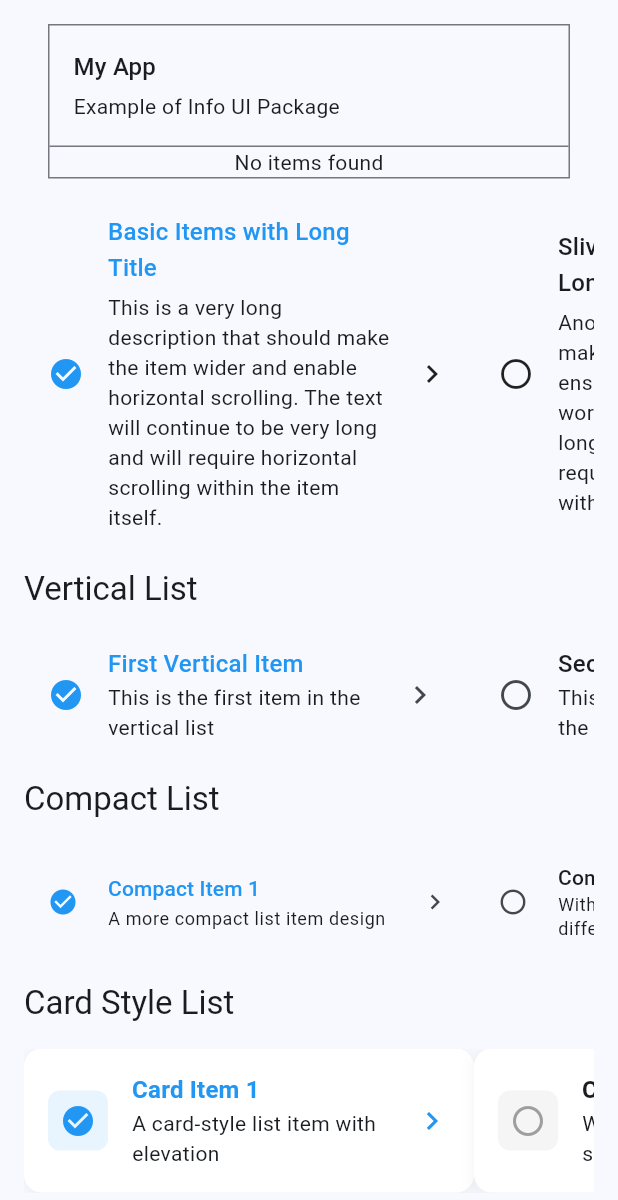
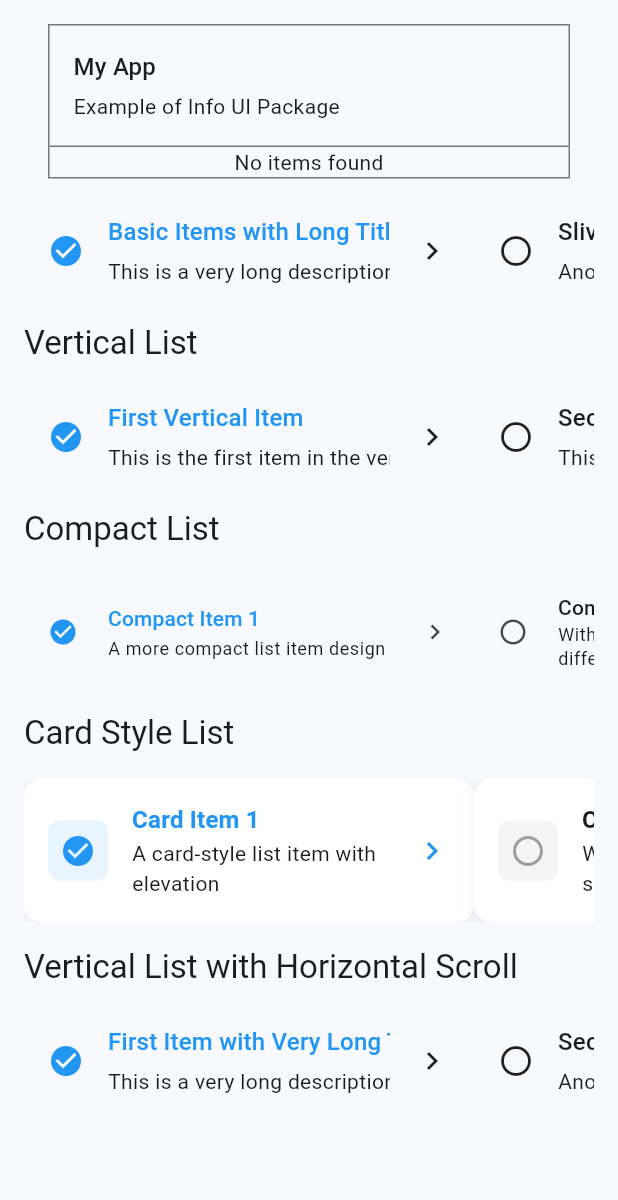
Before and after one commit to tokkaiiii/flutter_list_ui, a Flutter app: the screen it shows after launch, on a phone screen of 412 x 824 dp. Shown: the top 1200 px of the screen. Run offline on Flutter 3.47's test engine with Material 3 defaults, Android fonts, the phone set to English and light mode, and no system bars; our stand-ins replace flutter_riverpod.

Commit message:
feat update

```diff
--- a/example/lib/main.dart
+++ b/example/lib/main.dart
@@ -80,9 +80,7 @@ class MyInfo extends StatelessWidget {
               ),
             ],
             useSliver: true,
-            buildItem: (item) => SizedBox(
-              width: 300,
-              child: Padding(
+            buildItem: (item) => Padding(
               padding: const EdgeInsets.symmetric(horizontal: 16.0, vertical: 8.0),
               child: Row(
                 children: [
@@ -95,16 +93,22 @@ class MyInfo extends StatelessWidget {
                     child: Column(
                       crossAxisAlignment: CrossAxisAlignment.start,
                       children: [
-                          Text(
+                        SingleChildScrollView(
+                          scrollDirection: Axis.horizontal,
+                          child: Text(
                             item.name,
                             style: Theme.of(context).textTheme.titleMedium?.copyWith(
                                   color: item.isActive ? Colors.blue : null,
                                 ),
                           ),
+                        ),
                         const SizedBox(height: 4),
-                          Text(
+                        SingleChildScrollView(
+                          scrollDirection: Axis.horizontal,
+                          child: Text(
                             item.description,
                             style: Theme.of(context).textTheme.bodyMedium,
+                          ),
                         ),
                       ],
                     ),
@@ -112,7 +116,6 @@ class MyInfo extends StatelessWidget {
                   const SizedBox(width: 16),
                   const Icon(Icons.chevron_right),
                 ],
-                ),
               ),
             ),
           ),
@@ -157,22 +160,43 @@ class MyInfo extends StatelessWidget {
               ),
             ],
             useSliver: true,
-            buildItem: (item) => ListTile(
-              title: Text(
+            buildItem: (item) => Padding(
+              padding: const EdgeInsets.symmetric(horizontal: 16.0, vertical: 8.0),
+              child: Row(
+                children: [
+                  Icon(
+                    item.isActive ? Icons.check_circle : Icons.circle_outlined,
+                    color: item.isActive ? Colors.blue : null,
+                  ),
+                  const SizedBox(width: 16),
+                  Expanded(
+                    child: Column(
+                      crossAxisAlignment: CrossAxisAlignment.start,
+                      children: [
+                        SingleChildScrollView(
+                          scrollDirection: Axis.horizontal,
+                          child: Text(
                             item.name,
                             style: Theme.of(context).textTheme.titleMedium?.copyWith(
                                   color: item.isActive ? Colors.blue : null,
                                 ),
                           ),
-              subtitle: Text(
+                        ),
+                        const SizedBox(height: 4),
+                        SingleChildScrollView(
+                          scrollDirection: Axis.horizontal,
+                          child: Text(
                             item.description,
                             style: Theme.of(context).textTheme.bodyMedium,
                           ),
-              leading: Icon(
-                item.isActive ? Icons.check_circle : Icons.circle_outlined,
-                color: item.isActive ? Colors.blue : null,
                         ),
-              trailing: const Icon(Icons.chevron_right),
+                      ],
+                    ),
+                  ),
+                  const SizedBox(width: 16),
+                  const Icon(Icons.chevron_right),
+                ],
+              ),
             ),
           ),
         ),
@@ -303,6 +327,76 @@ class MyInfo extends StatelessWidget {
             ),
           ),
         ),
+        SliverPadding(
+          padding: const EdgeInsets.all(16.0),
+          sliver: SliverToBoxAdapter(
+            child: Text(
+              'Vertical List with Horizontal Scroll',
+              style: Theme.of(context).textTheme.titleLarge,
+            ),
+          ),
+        ),
+        SliverPadding(
+          padding: const EdgeInsets.symmetric(horizontal: 16.0),
+          sliver: CustomInfoList(
+            items: const [
+              CustomItem(
+                name: 'First Item with Very Long Title That Should Scroll Horizontally When Text is Too Long to Fit in One Line',
+                description: 'This is a very long description that should make the item wider and enable horizontal scrolling. The text will continue to be very long and will require horizontal scrolling within the item itself.',
+                isActive: true,
+              ),
+              CustomItem(
+                name: 'Second Item with Another Very Long Title That Should Scroll Horizontally When Text is Too Long to Fit in One Line',
+                description: 'Another long description to make the item wider and ensure horizontal scrolling works properly. This is a very long text that will definitely require horizontal scrolling within the item.',
+                isActive: false,
+              ),
+              CustomItem(
+                name: 'Third Item with Yet Another Very Long Title That Should Scroll Horizontally When Text is Too Long to Fit in One Line',
+                description: 'Yet another long description to demonstrate horizontal scrolling functionality. The text is intentionally made very long to show the horizontal scrolling behavior within each item.',
+                isActive: true,
+              ),
+            ],
+            useSliver: true,
+            buildItem: (item) => Padding(
+              padding: const EdgeInsets.symmetric(horizontal: 16.0, vertical: 8.0),
+              child: Row(
+                children: [
+                  Icon(
+                    item.isActive ? Icons.check_circle : Icons.circle_outlined,
+                    color: item.isActive ? Colors.blue : null,
+                  ),
+                  const SizedBox(width: 16),
+                  Expanded(
+                    child: Column(
+                      crossAxisAlignment: CrossAxisAlignment.start,
+                      children: [
+                        SingleChildScrollView(
+                          scrollDirection: Axis.horizontal,
+                          child: Text(
+                            item.name,
+                            style: Theme.of(context).textTheme.titleMedium?.copyWith(
+                                  color: item.isActive ? Colors.blue : null,
+                                ),
+                          ),
+                        ),
+                        const SizedBox(height: 4),
+                        SingleChildScrollView(
+                          scrollDirection: Axis.horizontal,
+                          child: Text(
+                            item.description,
+                            style: Theme.of(context).textTheme.bodyMedium,
+                          ),
+                        ),
+                      ],
+                    ),
+                  ),
+                  const SizedBox(width: 16),
+                  const Icon(Icons.chevron_right),
+                ],
+              ),
+            ),
+          ),
+        ),
       ],
     );
   }
```
Lines whose indentation alone changed are shown as unchanged.
